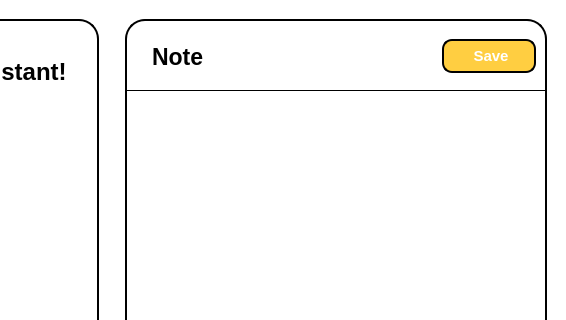
Above: SPCK/SPCK - Linux/GUI/Note_edit.ui from MaiNgocChau9/Python-App-A- before the change; both pictures show x 284 to 850 and y 0 to 320 of the 850 by 550 pixel window. Below: the same form after it.
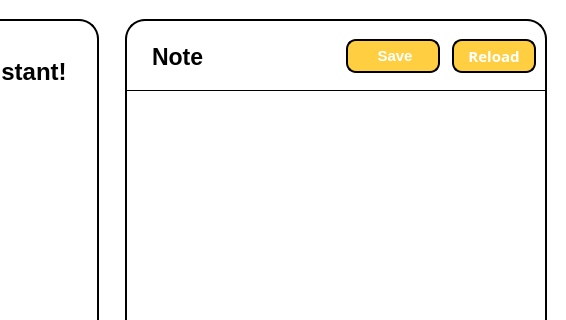
That is the form after the change. Icons and pictures are not drawn.

```diff
--- a/SPCK/SPCK - Linux/GUI/Note_edit.ui
+++ b/SPCK/SPCK - Linux/GUI/Note_edit.ui
@@ -204,6 +204,7 @@
      <widget class="QWidget" name="widget_2" native="true">
       <property name="styleSheet">
        <string notr="true">background-color: white;
+color: black;
 border-radius: 20px;
 border: 2px solid black;
 margin: 10px;</string>
@@ -225,7 +226,6 @@
              <font>
               <family>Segoe UI</family>
               <pointsize>17</pointsize>
-              <weight>75</weight>
               <bold>true</bold>
              </font>
             </property>
@@ -254,7 +254,6 @@
              <font>
               <family>Segoe UI</family>
               <pointsize>11</pointsize>
-              <weight>75</weight>
               <bold>true</bold>
              </font>
             </property>
@@ -299,6 +298,46 @@
             </property>
            </widget>
           </item>
+          <item>
+           <widget class="QPushButton" name="pushButton_3">
+            <property name="font">
+             <font>
+              <family>Sans Serif</family>
+              <pointsize>11</pointsize>
+              <bold>true</bold>
+             </font>
+            </property>
+            <property name="styleSheet">
+             <string notr="true">QPushButton{
+	border: 2px solid black;
+	height: 30px;
+	border-radius: 10px;
+	background-color: #FFCE41;
+	color: white;
+	max-width: 80px;
+}
+
+QPushButton::hover{
+	border: 3px solid black;
+	height: 30px;
+	border-radius: 10px;
+	background-color: #FFCE41;
+	max-width: 80px;
+}
+
+QPushButton::pressed{
+	border: 3px solid black;
+	height: 30px;
+	border-radius: 10px;
+	background-color: rgb(234, 188, 59);
+	max-width: 80px;
+}</string>
+            </property>
+            <property name="text">
+             <string>Reload</string>
+            </property>
+           </widget>
+          </item>
          </layout>
         </widget>
        </item>
```
Left out of the diff: 28 changed lines with no effect on the pictures.
